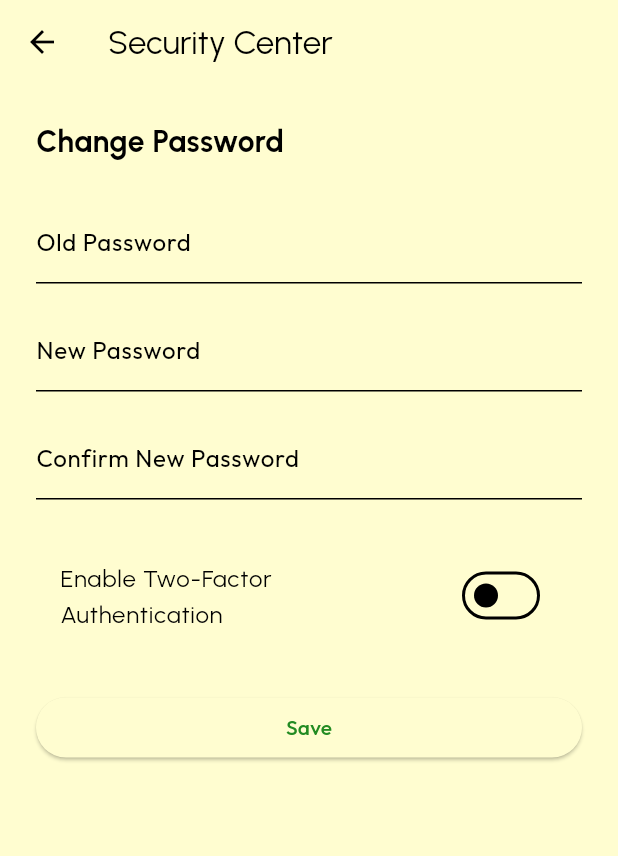
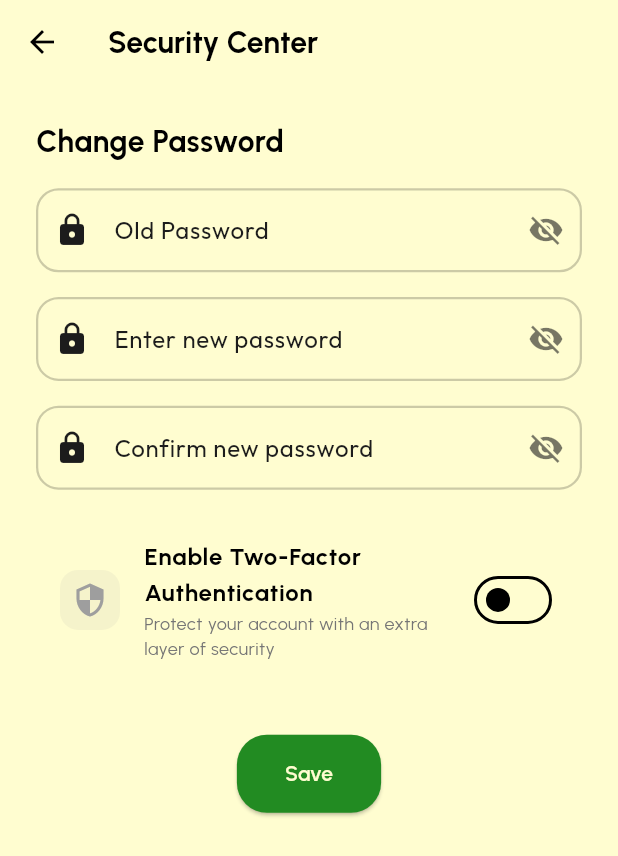
Before and after one commit to Mahad-Ghauri/KONEXEA, a Flutter app: the SecurityCenterPage screen opened directly, on a phone screen of 412 x 824 dp. Shown: the top 856 px of the screen. Run offline on Flutter 3.47's test engine with Material 3 defaults, Android fonts, the phone set to English and light mode, and no system bars; our stand-ins replace carousel_slider, cloud_firestore, curved_navigation_bar, firebase_core, fluttertoast, font_awesome_flutter and 6 more; missing offline and left inert: google_mlkit_translation; accounts and stored records are empty; network calls fail; project files that could hold a hidden picture were left out.

Commit message:
Refactor SecurityCenterPage: Replace TextFormFields with MyFormField components for improved UI consistency, enhance password validation logic, and update button styling for better user experience. Add height-based spacing for layout optimization.

```diff
--- a/lib/views/Interface/profile/edit_profile_page.dart
+++ b/lib/views/Interface/profile/edit_profile_page.dart
@@ -38,7 +38,7 @@ class _EditProfilePageState extends State<EditProfilePage> {
   @override
   Widget build(BuildContext context) {
     final height = MediaQuery.of(context).size.height;
-    final width = MediaQuery.of(context).size.width;
+    // final width = MediaQuery.of(context).size.width;
     return Scaffold(
       appBar: AppBar(
         title: Text('Edit Profile',
--- a/lib/views/Interface/profile/security_center_page.dart
+++ b/lib/views/Interface/profile/security_center_page.dart
@@ -1,5 +1,8 @@
+// ignore_for_file: deprecated_member_use
+
 import 'package:flutter/material.dart';
 import 'package:google_fonts/google_fonts.dart';
+import 'package:social_swap/Views/components/my_form_field.dart';
 
 class SecurityCenterPage extends StatefulWidget {
   const SecurityCenterPage({super.key});
@@ -40,9 +43,15 @@ class _SecurityCenterPageState extends State<SecurityCenterPage> {
 
   @override
   Widget build(BuildContext context) {
+    final height = MediaQuery.of(context).size.height;
     return Scaffold(
       appBar: AppBar(
-        title: Text('Security Center', style: GoogleFonts.urbanist()),
+        title: Text('Security Center',
+            style: TextStyle(
+              fontFamily: GoogleFonts.urbanist().fontFamily,
+              fontWeight: FontWeight.bold,
+              fontSize: 20,
+            )),
         leading: IconButton(
           icon: const Icon(Icons.arrow_back),
           onPressed: () => Navigator.of(context).pop(),
@@ -57,49 +66,145 @@ class _SecurityCenterPageState extends State<SecurityCenterPage> {
               Text('Change Password',
                   style: GoogleFonts.urbanist(
                       fontSize: 20, fontWeight: FontWeight.bold)),
-              const SizedBox(height: 24),
-              TextFormField(
+              SizedBox(height: height * 0.02),
+              MyFormField(
+                hintText: "Old Password",
+                hintStyle: TextStyle(
+                  color: Theme.of(
+                    context,
+                  ).colorScheme.tertiary,
+                ),
+                prefixIcon: Icons.lock,
                 controller: _oldPasswordController,
-                decoration: const InputDecoration(labelText: 'Old Password'),
                 obscureText: true,
-                validator: (value) => value == null || value.isEmpty
-                    ? 'Enter your old password'
-                    : null,
+                validator: (value) {
+                  if (value == null || value.isEmpty) {
+                    return 'Please enter your password';
+                  }
+                  if (value.length < 6) {
+                    return 'Password must be at least 6 characters';
+                  }
+                  return null;
+                },
               ),
-              const SizedBox(height: 16),
-              TextFormField(
+              SizedBox(height: height * 0.02),
+              MyFormField(
+                hintText: "Enter new password",
+                hintStyle: TextStyle(
+                  color: Theme.of(
+                    context,
+                  ).colorScheme.tertiary,
+                ),
+                prefixIcon: Icons.lock,
                 controller: _newPasswordController,
-                decoration: const InputDecoration(labelText: 'New Password'),
                 obscureText: true,
-                validator: (value) => value != null && value.length < 6
-                    ? 'Password must be at least 6 characters'
-                    : null,
+                validator: (value) {
+                  if (value == null || value.isEmpty) {
+                    return 'Please enter your password';
+                  }
+                  if (value.length < 6) {
+                    return 'Password must be at least 6 characters';
+                  }
+                  return null;
+                },
               ),
-              const SizedBox(height: 16),
-              TextFormField(
+              SizedBox(height: height * 0.02),
+              MyFormField(
+                hintText: "Confirm new password",
+                hintStyle: TextStyle(
+                  color: Theme.of(
+                    context,
+                  ).colorScheme.tertiary,
+                ),
+                prefixIcon: Icons.lock,
                 controller: _confirmPasswordController,
-                decoration:
-                    const InputDecoration(labelText: 'Confirm New Password'),
                 obscureText: true,
-                validator: (value) => value != _newPasswordController.text
-                    ? 'Passwords do not match'
-                    : null,
+                validator: (value) {
+                  if (value == null || value.isEmpty) {
+                    return 'Please enter your password';
+                  }
+                  if (value.length < 6) {
+                    return 'Password must be at least 6 characters';
+                  }
+                  return null;
+                },
               ),
-              const SizedBox(height: 32),
+              SizedBox(height: height * 0.02),
               SwitchListTile(
-                title: Text('Enable Two-Factor Authentication',
-                    style: GoogleFonts.urbanist()),
+                title: Text(
+                  'Enable Two-Factor Authentication',
+                  style: TextStyle(
+                    fontFamily: GoogleFonts.urbanist().fontFamily,
+                    fontWeight: FontWeight.bold,
+                    fontSize: 16,
+                  ),
+                ),
+                subtitle: Text(
+                  'Protect your account with an extra layer of security',
+                  style: TextStyle(
+                    fontFamily: GoogleFonts.urbanist().fontFamily,
+                    fontSize: 12,
+                    color: Colors.grey[600],
+                  ),
+                ),
+                secondary: Container(
+                  padding: const EdgeInsets.all(8),
+                  decoration: BoxDecoration(
+                    color: _is2FAEnabled
+                        ? Colors.green.withOpacity(0.2)
+                        : Colors.grey.withOpacity(0.1),
+                    borderRadius: BorderRadius.circular(12),
+                  ),
+                  child: Icon(
+                    _is2FAEnabled ? Icons.security : Icons.security_outlined,
+                    color: _is2FAEnabled ? Colors.green : Colors.grey,
+                  ),
+                ),
                 value: _is2FAEnabled,
-                onChanged: (val) => setState(() => _is2FAEnabled = val),
+                onChanged: (value) {
+                  setState(() {
+                    _is2FAEnabled = value;
+                    if (value) {
+                      // Show setup dialog or navigate to 2FA setup page
+                      // showSetup2FADialog();
+                    }
+                  });
+                },
+                activeColor: Theme.of(context).primaryColor,
+                contentPadding:
+                    const EdgeInsets.symmetric(horizontal: 16, vertical: 8),
+                shape: RoundedRectangleBorder(
+                  borderRadius: BorderRadius.circular(12),
+                  // side: BorderSide(
+                  //   color: _is2FAEnabled
+                  //       ? Theme.of(context).primaryColor.withOpacity(0.3)
+                  //       : Colors.transparent,
+                  //   width: 1,
+                  // ),
+                ),
               ),
-              const SizedBox(height: 32),
-              SizedBox(
-                width: double.infinity,
+              SizedBox(height: height * 0.04),
+              Center(
                 child: ElevatedButton(
+                  style: ElevatedButton.styleFrom(
+                    backgroundColor: Theme.of(context).colorScheme.primary,
+                    padding: const EdgeInsets.symmetric(
+                      vertical: 16,
+                      horizontal: 32,
+                    ),
+                    shape: RoundedRectangleBorder(
+                      borderRadius: BorderRadius.circular(20),
+                    ),
+                  ),
                   onPressed: _isLoading ? null : _saveSecurity,
                   child: _isLoading
-                      ? const CircularProgressIndicator(color: Colors.white)
-                      : const Text('Save'),
+                      ? const CircularProgressIndicator(
+                          color: Color(0xFF228B22))
+                      : Text('Save',
+                          style: TextStyle(
+                              color: const Color(0xFFFFFDD0),
+                              fontFamily: GoogleFonts.urbanist().fontFamily,
+                              fontWeight: FontWeight.w600)),
                 ),
               ),
             ],
```
